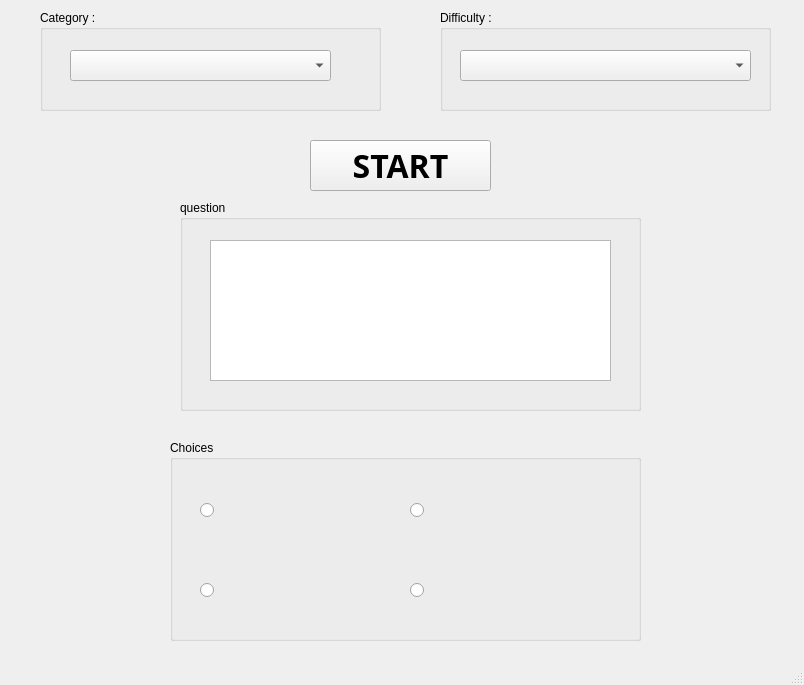
The window that mainwindow.ui (ZHSL1844/Trivia-Quiz) describes before a commit, drawn with Qt 5.
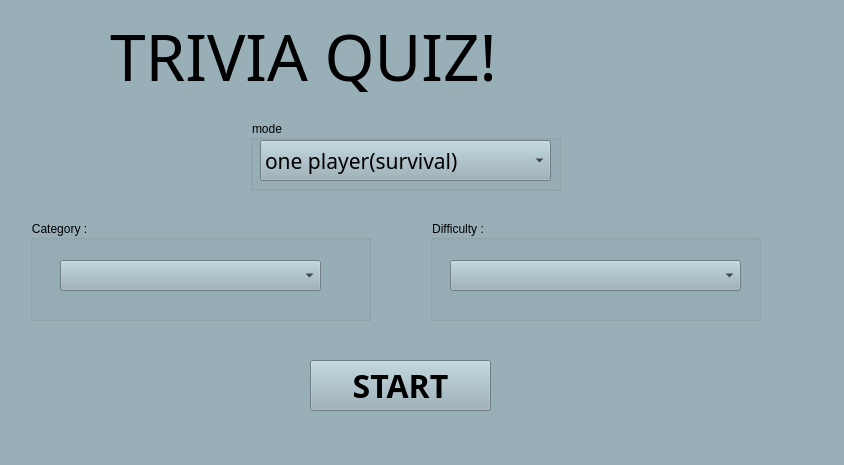
The same window after the commit.

Commit message: add survival mode

```diff
--- a/mainwindow.ui
+++ b/mainwindow.ui
@@ -6,19 +6,28 @@
    <rect>
     <x>0</x>
     <y>0</y>
-    <width>804</width>
-    <height>685</height>
+    <width>844</width>
+    <height>465</height>
    </rect>
   </property>
+  <property name="font">
+   <font>
+    <family>Gill Sans Ultra Bold Condensed</family>
+    <pointsize>16</pointsize>
+   </font>
+  </property>
   <property name="windowTitle">
    <string>MainWindow</string>
   </property>
+  <property name="styleSheet">
+   <string notr="true">background-color: rgb(152, 175, 184);</string>
+  </property>
   <widget class="QWidget" name="centralwidget">
    <widget class="QGroupBox" name="groupBox_4">
     <property name="geometry">
      <rect>
-      <x>440</x>
-      <y>10</y>
+      <x>430</x>
+      <y>220</y>
       <width>331</width>
       <height>101</height>
      </rect>
@@ -35,13 +44,19 @@
        <height>31</height>
       </rect>
      </property>
+     <property name="font">
+      <font>
+       <family>Gill Sans Ultra Bold Condensed</family>
+       <pointsize>16</pointsize>
+      </font>
+     </property>
     </widget>
    </widget>
    <widget class="QGroupBox" name="groupBox_3">
     <property name="geometry">
      <rect>
-      <x>40</x>
-      <y>10</y>
+      <x>30</x>
+      <y>220</y>
       <width>341</width>
       <height>101</height>
      </rect>
@@ -58,122 +73,11 @@
        <height>31</height>
       </rect>
      </property>
-    </widget>
-   </widget>
-   <widget class="QGroupBox" name="groupBox_2">
-    <property name="geometry">
-     <rect>
-      <x>170</x>
-      <y>440</y>
-      <width>471</width>
-      <height>201</height>
-     </rect>
-    </property>
-    <property name="title">
-     <string>Choices</string>
-    </property>
-    <widget class="QLabel" name="label_1">
-     <property name="geometry">
-      <rect>
-       <x>60</x>
-       <y>50</y>
-       <width>131</width>
-       <height>51</height>
-      </rect>
-     </property>
-     <property name="text">
-      <string/>
-     </property>
-    </widget>
-    <widget class="QRadioButton" name="radioButton">
-     <property name="geometry">
-      <rect>
-       <x>30</x>
-       <y>60</y>
-       <width>16</width>
-       <height>20</height>
-      </rect>
-     </property>
-     <property name="text">
-      <string/>
-     </property>
-    </widget>
-    <widget class="QRadioButton" name="radioButton_2">
-     <property name="geometry">
-      <rect>
-       <x>30</x>
-       <y>140</y>
-       <width>16</width>
-       <height>20</height>
-      </rect>
-     </property>
-     <property name="text">
-      <string/>
-     </property>
-    </widget>
-    <widget class="QLabel" name="label_2">
-     <property name="geometry">
-      <rect>
-       <x>50</x>
-       <y>120</y>
-       <width>151</width>
-       <height>61</height>
-      </rect>
-     </property>
-     <property name="text">
-      <string/>
-     </property>
-    </widget>
-    <widget class="QRadioButton" name="radioButton_3">
-     <property name="geometry">
-      <rect>
-       <x>240</x>
-       <y>140</y>
-       <width>16</width>
-       <height>20</height>
-      </rect>
-     </property>
-     <property name="text">
-      <string/>
-     </property>
-    </widget>
-    <widget class="QLabel" name="label_3">
-     <property name="geometry">
-      <rect>
-       <x>260</x>
-       <y>120</y>
-       <width>151</width>
-       <height>61</height>
-      </rect>
-     </property>
-     <property name="text">
-      <string/>
-     </property>
-    </widget>
-    <widget class="QRadioButton" name="radioButton_4">
-     <property name="geometry">
-      <rect>
-       <x>240</x>
-       <y>60</y>
-       <width>16</width>
-       <height>20</height>
-      </rect>
-     </property>
-     <property name="text">
-      <string/>
-     </property>
-    </widget>
-    <widget class="QLabel" name="label_4">
-     <property name="geometry">
-      <rect>
-       <x>260</x>
-       <y>40</y>
-       <width>151</width>
-       <height>61</height>
-      </rect>
-     </property>
-     <property name="text">
-      <string/>
+     <property name="font">
+      <font>
+       <family>Gill Sans Ultra Bold Condensed</family>
+       <pointsize>16</pointsize>
+      </font>
      </property>
     </widget>
    </widget>
@@ -181,7 +85,7 @@
     <property name="geometry">
      <rect>
       <x>310</x>
-      <y>140</y>
+      <y>360</y>
       <width>181</width>
       <height>51</height>
      </rect>
@@ -197,27 +101,62 @@
      <string>START</string>
     </property>
    </widget>
+   <widget class="QLabel" name="label">
+    <property name="geometry">
+     <rect>
+      <x>110</x>
+      <y>-10</y>
+      <width>631</width>
+      <height>131</height>
+     </rect>
+    </property>
+    <property name="font">
+     <font>
+      <family>Ravie</family>
+      <pointsize>48</pointsize>
+     </font>
+    </property>
+    <property name="text">
+     <string>TRIVIA QUIZ!</string>
+    </property>
+   </widget>
    <widget class="QGroupBox" name="groupBox">
     <property name="geometry">
      <rect>
-      <x>180</x>
-      <y>200</y>
-      <width>461</width>
-      <height>211</height>
+      <x>250</x>
+      <y>120</y>
+      <width>311</width>
+      <height>71</height>
      </rect>
     </property>
     <property name="title">
-     <string>question</string>
+     <string>mode</string>
     </property>
-    <widget class="QTextBrowser" name="textBrowser">
+    <widget class="QComboBox" name="comboBox">
      <property name="geometry">
       <rect>
-       <x>30</x>
-       <y>40</y>
-       <width>401</width>
-       <height>141</height>
+       <x>10</x>
+       <y>20</y>
+       <width>291</width>
+       <height>41</height>
       </rect>
      </property>
+     <property name="font">
+      <font>
+       <family>Gill Sans Ultra Bold Condensed</family>
+       <pointsize>16</pointsize>
+      </font>
+     </property>
+     <item>
+      <property name="text">
+       <string>one player(survival)</string>
+      </property>
+     </item>
+     <item>
+      <property name="text">
+       <string>two player</string>
+      </property>
+     </item>
     </widget>
    </widget>
   </widget>
```
Left out of the diff: 2 changed lines with no effect on the pictures. The commit also changes 14 other files.
